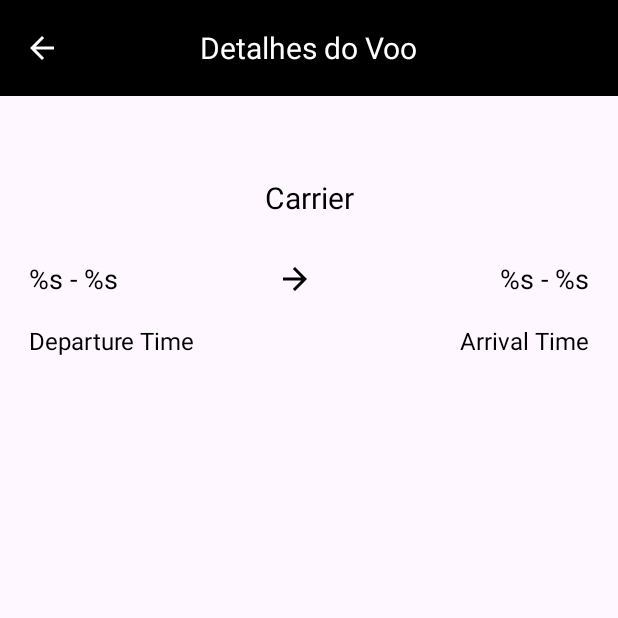
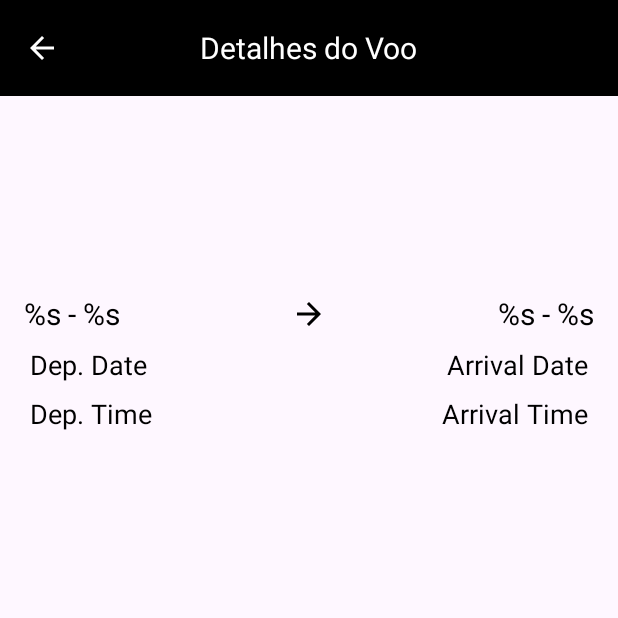
Before and after one commit to larissacarletti/desafiotecnico, an Android app: the fragment DetailsFragment placed in its activity, on a phone screen of 412 x 824 dp, the top half of it. Run offline under Robolectric (Android 15) with nearby library versions, the phone set to English and light mode, and no system bars; our stand-ins replace Dagger/Hilt's generated code; network calls fail; pictures from the network do not load; 10 statements that could not run were skipped.

Commit message:
details fragment

```diff
--- a/app/src/main/java/com/example/desafiotecnicoandroid/data/api/FlightApi.kt
+++ b/app/src/main/java/com/example/desafiotecnicoandroid/data/api/FlightApi.kt
@@ -9,6 +9,4 @@ interface FlightApi {
     @GET("test-mobile-flights-list.json")
     suspend fun getFlightList(): Response<List<FlightsItem>>
 
-
-
 }
--- a/app/src/main/java/com/example/desafiotecnicoandroid/data/models/FlightsItem.kt
+++ b/app/src/main/java/com/example/desafiotecnicoandroid/data/models/FlightsItem.kt
@@ -31,6 +31,4 @@ data class FlightsItem(
         @SerializedName("dateTime") val dateTime: String,
         @SerializedName("locationCode") val locationCode: String
     ) : Parcelable
-
-
 }
--- a/app/src/main/java/com/example/desafiotecnicoandroid/data/repository/FlightRepository.kt
+++ b/app/src/main/java/com/example/desafiotecnicoandroid/data/repository/FlightRepository.kt
@@ -6,10 +6,9 @@ import dagger.hilt.android.scopes.ActivityScoped
 import javax.inject.Inject
 
 @ActivityScoped
-class FlightRepository @Inject constructor( private val api: FlightApi) {
+class FlightRepository @Inject constructor(private val api: FlightApi) {
 
     suspend fun getFlights(): List<FlightsItem>? {
         return api.getFlightList().body()
     }
-
 }
--- a/app/src/main/java/com/example/desafiotecnicoandroid/di/AppModule.kt
+++ b/app/src/main/java/com/example/desafiotecnicoandroid/di/AppModule.kt
@@ -29,6 +29,4 @@ object AppModule {
     fun provideFlightRepository(
         api: FlightApi
     ) = FlightRepository(api)
-
-
 }
--- a/app/src/main/java/com/example/desafiotecnicoandroid/presentation/ui/flights/FlightsFragment.kt
+++ b/app/src/main/java/com/example/desafiotecnicoandroid/presentation/ui/flights/FlightsFragment.kt
@@ -1,7 +1,6 @@
 package com.example.desafiotecnicoandroid.presentation.ui.flights
 
 import android.os.Bundle
-import android.util.Log
 import android.view.LayoutInflater
 import android.view.View
 import android.view.ViewGroup
@@ -50,6 +49,4 @@ class FlightsFragment : Fragment(R.layout.fragment_flight), FlightAdapter.Flight
         val action = FlightsFragmentDirections.actionFlightsFragmentToDetailsFragment(flight)
         findNavController().navigate(action)
     }
-
-
 }
--- a/app/src/main/java/com/example/desafiotecnicoandroid/presentation/ui/viewmodel/FlightViewModel.kt
+++ b/app/src/main/java/com/example/desafiotecnicoandroid/presentation/ui/viewmodel/FlightViewModel.kt
@@ -15,12 +15,11 @@ import javax.inject.Inject
 class FlightViewModel @Inject constructor(repository: FlightRepository) : ViewModel() {
 
     private val _flights = MutableLiveData<List<FlightsItem>>()
-    val flight: LiveData<List<FlightsItem>> =_flights
+    val flight: LiveData<List<FlightsItem>> = _flights
 
     init {
         viewModelScope.launch(Dispatchers.IO) {
             _flights.postValue(repository.getFlights())
         }
     }
-
 }
--- a/app/src/main/java/com/example/desafiotecnicoandroid/utils/Constants.kt
+++ b/app/src/main/java/com/example/desafiotecnicoandroid/utils/Constants.kt
@@ -3,5 +3,4 @@ package com.example.desafiotecnicoandroid.utils
 object Constants {
 
     const val BASEURL = "https://website-hangar-assets-hmg.maxmilhas.com.br/"
-
 }
--- a/app/src/main/res/layout/fragment_details.xml
+++ b/app/src/main/res/layout/fragment_details.xml
@@ -17,6 +17,7 @@
         android:background="@color/black">
 
         <TextView
+            android:id="@+id/title"
             android:layout_width="wrap_content"
             android:layout_height="wrap_content"
             android:layout_gravity="center_horizontal"
@@ -26,32 +27,30 @@
 
     </androidx.appcompat.widget.Toolbar>
 
-    <TextView
-        android:id="@+id/carrier_details"
-        android:layout_width="wrap_content"
-        android:layout_height="wrap_content"
-        android:layout_gravity="start"
-        android:layout_marginTop="50dp"
-        android:padding="4dp"
-        android:text="@string/carrier_company"
-        android:textColor="@color/black"
-        android:textSize="20sp"
+    <ImageView
+        android:id="@+id/carrier_logo"
+        android:layout_width="100dp"
+        android:layout_height="100dp"
+        app:layout_constraintBottom_toTopOf="@id/details_departure"
         app:layout_constraintEnd_toEndOf="parent"
         app:layout_constraintStart_toStartOf="parent"
-        app:layout_constraintTop_toBottomOf="@id/toolbar" />
+        app:layout_constraintTop_toBottomOf="@id/toolbar"
+        tools:srcCompat="@tools:sample/avatars"
+        android:layout_marginTop="15dp"
+        android:layout_marginBottom="15dp"/>
+
 
     <TextView
         android:id="@+id/details_departure"
         android:layout_width="wrap_content"
         android:layout_height="wrap_content"
-        android:padding="4dp"
+        android:layout_marginStart="@dimen/margin_x"
+        android:layout_marginTop="@dimen/margin_x"
         android:text="@string/iata_departure"
         android:textColor="@color/black"
-        android:textSize="18sp"
+        android:textSize="20sp"
         app:layout_constraintStart_toStartOf="parent"
-        app:layout_constraintTop_toBottomOf="@id/carrier_details"
-        android:layout_marginTop="20dp"
-        android:layout_marginStart="15dp">
+        app:layout_constraintTop_toBottomOf="@+id/carrier_logo">
 
     </TextView>
 
@@ -60,60 +59,77 @@
         android:layout_width="wrap_content"
         android:layout_height="wrap_content"
         android:layout_gravity="center_horizontal"
-        android:layout_marginTop="20dp"
         android:layout_toStartOf="@+id/details_arrival"
         android:background="@drawable/arrow_vector"
         app:layout_constraintBottom_toBottomOf="@+id/details_departure"
         app:layout_constraintEnd_toStartOf="@id/details_arrival"
-        app:layout_constraintHorizontal_bias="0.457"
         app:layout_constraintStart_toEndOf="@id/details_departure"
-        app:layout_constraintTop_toBottomOf="@id/carrier_details"/>
+        app:layout_constraintTop_toTopOf="@+id/details_departure" />
 
     <TextView
         android:id="@+id/details_arrival"
         android:layout_width="wrap_content"
         android:layout_height="wrap_content"
         android:layout_alignParentEnd="true"
-        android:padding="4dp"
+        android:layout_marginEnd="@dimen/margin_x"
+        android:layout_marginTop="@dimen/margin_x"
         android:text="@string/iata_arrival"
         android:textColor="@color/black"
-        android:textSize="18sp"
+        android:textSize="20sp"
+        app:layout_constraintBottom_toTopOf="@+id/date_arrival_details"
         app:layout_constraintEnd_toEndOf="parent"
-        android:layout_marginTop="20dp"
-        android:layout_marginEnd="15dp"
-        app:layout_constraintTop_toBottomOf="@id/carrier_details"/>
+        app:layout_constraintTop_toBottomOf="@+id/carrier_logo" />
 
     <TextView
         android:id="@+id/time_departure_details"
         android:layout_width="wrap_content"
         android:layout_height="wrap_content"
         android:layout_gravity="start"
-        android:padding="4dp"
         android:text="@string/time_departure"
         android:textColor="@color/black"
-        android:textSize="16sp"
+        android:textSize="18sp"
         app:layout_constraintStart_toStartOf="parent"
-        app:layout_constraintTop_toBottomOf="@id/details_departure"
-        android:layout_marginTop="10dp"
-        android:layout_marginStart="15dp"/>
+        app:layout_constraintTop_toBottomOf="@id/date_departure_details"
+        android:layout_marginTop="@dimen/margin_default"
+        android:layout_marginStart="@dimen/margin_xx"/>
 
     <TextView
         android:id="@+id/time_arrival_details"
         android:layout_width="wrap_content"
         android:layout_height="wrap_content"
         android:layout_gravity="start"
-        android:padding="4dp"
+        android:layout_marginTop="@dimen/margin_default"
+        android:layout_marginEnd="@dimen/margin_xx"
         android:text="@string/time_arrival"
         android:textColor="@color/black"
-        android:textSize="16sp"
-        app:layout_constraintEnd_toEndOf="@+id/details_arrival"
-        app:layout_constraintTop_toBottomOf="@+id/details_arrival"
-        android:layout_marginTop="10dp" />
+        android:textSize="18sp"
+        app:layout_constraintEnd_toEndOf="parent"
+        app:layout_constraintTop_toBottomOf="@+id/date_arrival_details" />
 
+    <TextView
+        android:id="@+id/date_departure_details"
+        android:layout_width="wrap_content"
+        android:layout_height="wrap_content"
+        android:layout_gravity="start"
+        android:layout_marginTop="@dimen/margin_default"
+        android:layout_marginStart="@dimen/margin_xx"
+        android:text="@string/date_departure"
+        android:textColor="@color/black"
+        android:textSize="18sp"
+        app:layout_constraintStart_toStartOf="parent"
+        app:layout_constraintTop_toBottomOf="@id/details_departure" />
 
-
-
-
-
+    <TextView
+        android:id="@+id/date_arrival_details"
+        android:layout_width="wrap_content"
+        android:layout_height="wrap_content"
+        android:layout_gravity="start"
+        android:layout_marginTop="@dimen/margin_default"
+        android:layout_marginEnd="@dimen/margin_xx"
+        android:text="@string/date_arrival"
+        android:textColor="@color/black"
+        android:textSize="18sp"
+        app:layout_constraintEnd_toEndOf="parent"
+        app:layout_constraintTop_toBottomOf="@id/details_arrival" />
 
 </androidx.constraintlayout.widget.ConstraintLayout>
--- a/app/src/main/res/values-night/themes.xml
+++ b/app/src/main/res/values-night/themes.xml
@@ -1,5 +1,5 @@
 <resources xmlns:tools="http://schemas.android.com/tools">
     <!-- Base application theme. -->
-    <style name="Base.Theme.DesafioTecnicoAndroid" parent="Theme.Material3.DayNight.NoActionBar">
+    <style name="Base.Theme.DesafioTecnicoAndroid" parent="Theme.Material3.Light.NoActionBar">
     </style>
 </resources>
--- a/app/src/main/res/values/dimens.xml
+++ b/app/src/main/res/values/dimens.xml
@@ -6,4 +6,5 @@
     <dimen name="margin_default_h">12dp</dimen>
     <dimen name="margin_x">16dp</dimen>
     <dimen name="margin_xx">20dp</dimen>
+    <dimen name="margin_xxx">30dp</dimen>
 </resources>
--- a/app/src/main/res/values/strings.xml
+++ b/app/src/main/res/values/strings.xml
@@ -3,9 +3,15 @@
     <string name="hello_blank_fragment">Hello blank fragment</string>
     <string name="iata_departure">%s - %s</string>
     <string name="iata_arrival">%s - %s</string>
-    <string name="time_departure">Departure Time</string>
+    <string name="time_departure">Dep. Time</string>
     <string name="time_arrival">Arrival Time</string>
     <string name="carrier_company">Carrier</string>
     <string name="headline">Lista de Voos</string>
     <string name="details_flight">Detalhes do Voo</string>
+    <string name="date_departure">Dep. Date</string>
+    <string name="date_arrival">Arrival Date</string>
+    <string name="info_arrival">Data de chegada:</string>
+    <string name="info_departure">Data de saída:</string>
+    <string name="duration">Duração do Voo:</string>
+    <string name="duration_time">Duration Time</string>
 </resources>
--- a/app/src/main/res/values/themes.xml
+++ b/app/src/main/res/values/themes.xml
@@ -1,6 +1,6 @@
 <resources xmlns:tools="http://schemas.android.com/tools">
     <!-- Base application theme. -->
-    <style name="Base.Theme.DesafioTecnicoAndroid" parent="Theme.Material3.DayNight.NoActionBar">
+    <style name="Base.Theme.DesafioTecnicoAndroid" parent="Theme.Material3.Light.NoActionBar">
         <!-- Customize your light theme here. -->
         <!-- <item name="colorPrimary">@color/my_light_primary</item> -->
     </style>
```
Also changed, not shown: app/build.gradle.kts (+17 -19 lines), app/src/main/java/com/example/desafiotecnicoandroid/presentation/ui/details/DetailsFragment.kt (+10 -4 lines), app/src/main/java/com/example/desafiotecnicoandroid/presentation/ui/flights/FlightAdapter.kt (+8 -9 lines), app/src/main/java/com/example/desafiotecnicoandroid/utils/DateExtensions.kt (+11 -1 lines), app/src/main/res/layout/list_item.xml (+36 -15 lines).
